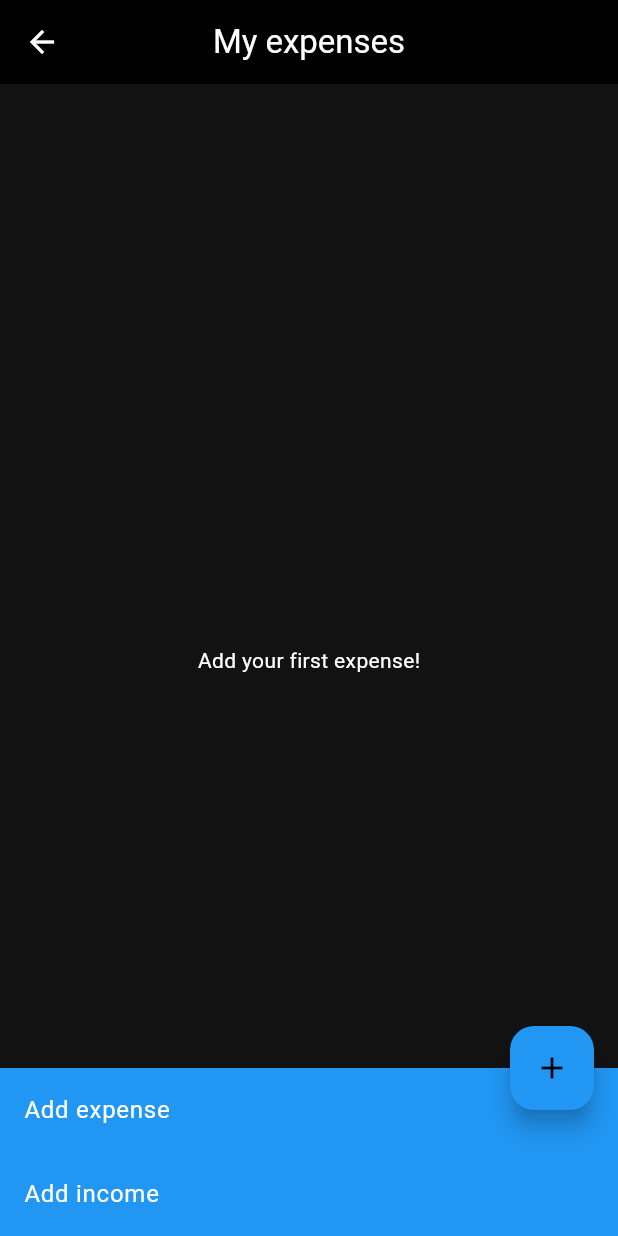
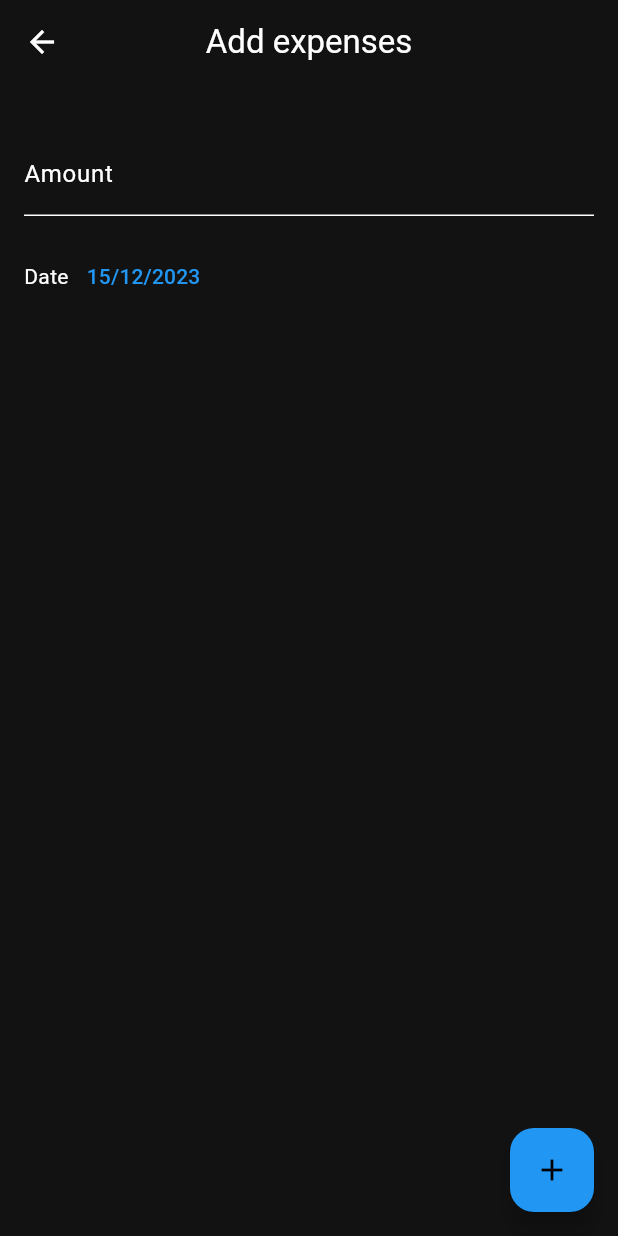
Before and after one commit to Artem-Neludimi/personal_expenses, a Flutter app: the screen it shows after launch, after a tap on the "add" icon, after a tap on "Add income", on a phone screen of 412 x 824 dp. Run offline on Flutter 3.47's test engine with Material 3 defaults, Android fonts, the phone set to English and light mode, and no system bars; our stand-ins replace drift, syncfusion_flutter_charts; accounts and stored records are empty; generated files the repository leaves out were written again.

Commit message:
saving total incomes

```diff
--- /dev/null
+++ b/lib/add_income.dart
@@ -0,0 +1,79 @@
+import 'package:flutter/material.dart';
+
+import 'db/database.dart';
+import 'main.dart';
+
+class AddIncomes extends StatefulWidget {
+  const AddIncomes({super.key});
+
+  @override
+  State<AddIncomes> createState() => _AddIncomesState();
+}
+
+class _AddIncomesState extends State<AddIncomes> {
+  final _amountController = TextEditingController();
+  var _date = DateTime.now();
+
+  @override
+  Widget build(BuildContext context) {
+    return Scaffold(
+        appBar: AppBar(
+          title: const Text('Add expenses'),
+          centerTitle: true,
+        ),
+        floatingActionButton: FloatingActionButton(
+          onPressed: () {
+            db.incomeDao.insertIncome(IncomesCompanion.insert(
+              id: UniqueKey().toString(),
+              amount: double.parse(_amountController.text),
+              date: _date,
+            ));
+
+            Navigator.pop(context);
+          },
+          child: const Icon(Icons.add),
+        ),
+        body: Padding(
+          padding: const EdgeInsets.all(16),
+          child: SingleChildScrollView(
+            child: Column(
+              crossAxisAlignment: CrossAxisAlignment.start,
+              children: [
+                const SizedBox(height: 16),
+                TextField(
+                  controller: _amountController,
+                  decoration: const InputDecoration(
+                    labelText: 'Amount',
+                  ),
+                  keyboardType: TextInputType.number,
+                  onTapOutside: (event) {
+                    FocusScope.of(context).unfocus();
+                  },
+                ),
+                const SizedBox(height: 16),
+                Row(
+                  children: [
+                    const Text('Date'),
+                    TextButton(
+                      onPressed: () async {
+                        final date = await showDatePicker(
+                          context: context,
+                          initialDate: _date,
+                          firstDate: DateTime(2020),
+                          lastDate: DateTime(2025),
+                        );
+
+                        if (date != null) {
+                          setState(() => _date = date);
+                        }
+                      },
+                      child: Text('${_date.day}/${_date.month}/${_date.year}'),
+                    ),
+                  ],
+                ),
+              ],
+            ),
+          ),
+        ));
+  }
+}
--- a/lib/my_home_page.dart
+++ b/lib/my_home_page.dart
@@ -1,4 +1,5 @@
 import 'package:flutter/material.dart';
+import 'package:personal_expenses/add_income.dart';
 import 'package:syncfusion_flutter_charts/charts.dart';
 
 import 'add_expenses.dart';
@@ -19,20 +20,23 @@ class MyHomePage extends StatelessWidget {
       ),
       body: Padding(
         padding: const EdgeInsets.fromLTRB(16, 0, 16, 0),
-        child: StreamBuilder<List<Expense>>(
+        child: StreamBuilder<List<Income>>(
+          stream: db.incomeDao.watchAllIncomes(),
+          builder: (context, incomeSnapshot) {
+            return StreamBuilder<List<Expense>>(
               stream: db.expenseDao.watchAllExpenses(),
-            builder: (context, snapshot) {
-              if (!snapshot.hasData) {
+              builder: (context, expenseSnapshot) {
+                if (!expenseSnapshot.hasData) {
                   return const Center(
                     child: CircularProgressIndicator(),
                   );
                 }
-              if (snapshot.data!.isEmpty) {
+                if (expenseSnapshot.data!.isEmpty) {
                   return const Center(
                     child: Text('Add your first expense!'),
                   );
                 }
-              final groupedExpenses = _buildMonthExpanse(snapshot.data!);
+                final groupedExpenses = _buildMonthExpanse(expenseSnapshot.data!, incomeSnapshot.data ?? []);
 
                 return ListView.builder(
                   itemCount: groupedExpenses.length,
@@ -42,13 +46,16 @@ class MyHomePage extends StatelessWidget {
                     return groupedExpenses[index];
                   },
                 );
-            }),
+              },
+            );
+          },
+        ),
       ),
       floatingActionButton: const _Floating(),
     );
   }
 
-  List<Widget> _buildMonthExpanse(List<Expense> expenses) {
+  List<Widget> _buildMonthExpanse(List<Expense> expenses, List<Income> incomes) {
     final List<Widget> result = [];
     final Map<String, List<Expense>> groupedExpenses = {};
     for (var element in expenses) {
@@ -59,18 +66,28 @@ class MyHomePage extends StatelessWidget {
         groupedExpenses[key] = [element];
       }
     }
+    final Map<String, List<Income>> groupedIncomes = {};
+    for (var element in incomes) {
+      final key = '${element.date.month}/${element.date.year}';
+      if (groupedIncomes.containsKey(key)) {
+        groupedIncomes[key]!.add(element);
+      } else {
+        groupedIncomes[key] = [element];
+      }
+    }
     groupedExpenses.forEach((key, value) {
-      result.add(_Chart(date: key, expenses: value));
+      result.add(_Chart(date: key, expenses: value, incomes: groupedIncomes[key]));
     });
     return result;
   }
 }
 
 class _Chart extends StatefulWidget {
-  const _Chart({required this.date, required this.expenses});
+  const _Chart({required this.date, required this.expenses, required this.incomes});
 
   final String date;
   final List<Expense> expenses;
+  final List<Income>? incomes;
 
   @override
   _ChartState createState() => _ChartState();
@@ -98,6 +115,8 @@ class _ChartState extends State<_Chart> {
         )
     ];
     final total = widget.expenses.fold<double>(0, (previousValue, element) => previousValue + element.amount);
+    final totalIncomes =
+        widget.incomes?.fold<double>(0, (previousValue, element) => previousValue + element.amount) ?? 0;
 
     return Card(
       elevation: 5,
@@ -128,7 +147,11 @@ class _ChartState extends State<_Chart> {
                 )
               ],
             ),
-            Text('Total: ${total.toStringAsFixed(2)} \$')
+            Text('Total expenses: ${total.toStringAsFixed(2)} \$'),
+            if (widget.incomes != null)
+              Text(
+                'Total incomes: $totalIncomes \$',
+              )
           ],
         ),
       ),
@@ -158,7 +181,9 @@ class _Floating extends StatelessWidget {
                 ),
                 ListTile(
                   title: const Text('Add income'),
-                  onTap: () {},
+                  onTap: () {
+                    Navigator.push(context, MaterialPageRoute(builder: (context) => const AddIncomes()));
+                  },
                 ),
               ],
             ),
```
Also changed, not shown: lib/db/database.dart (+21 -1 lines), lib/db/database.g.dart. Lines whose indentation alone changed are shown as unchanged.
